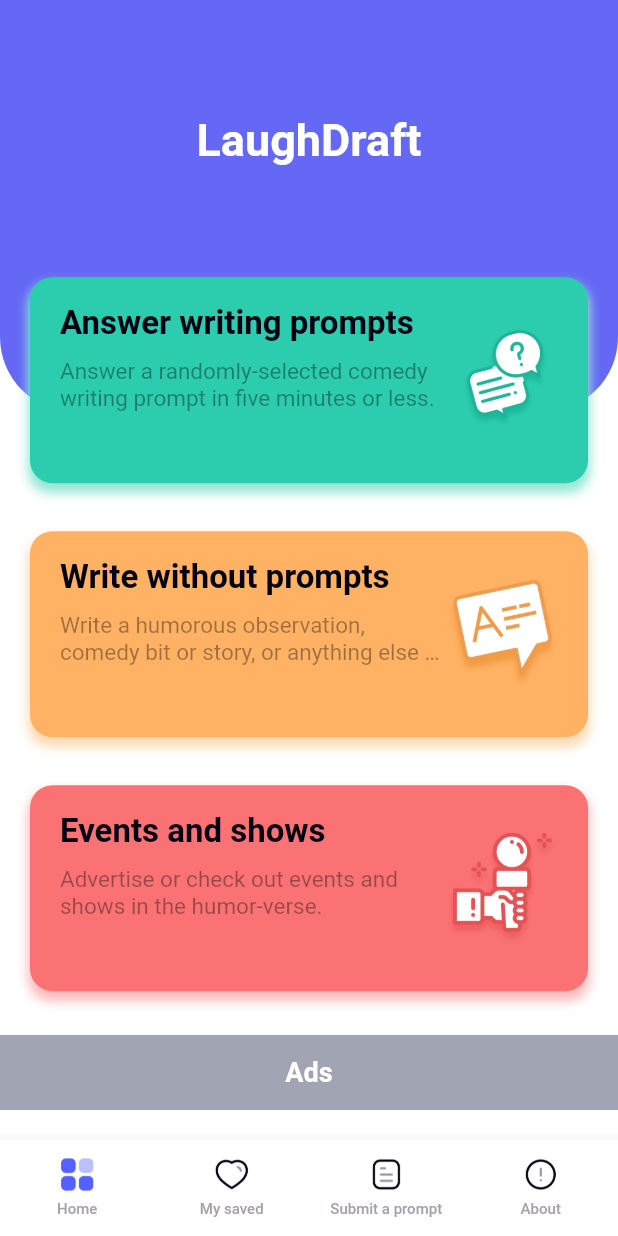
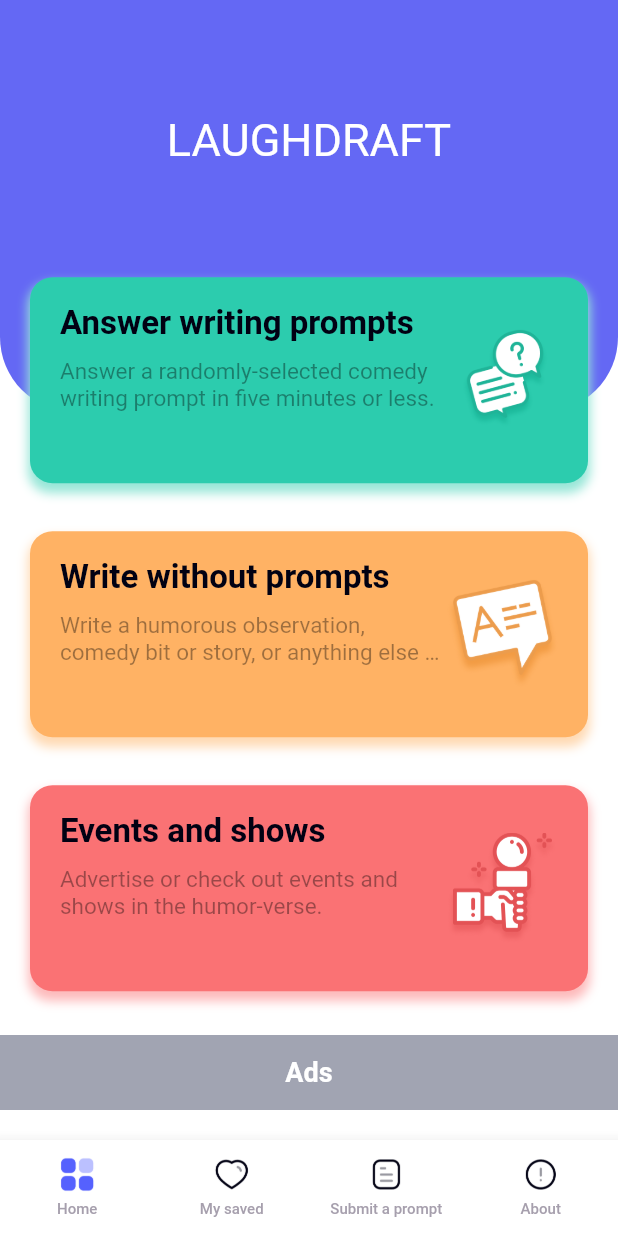
Before and after one commit to himanshu447/comedyApp, a Flutter app: the screen it shows after launch, on a phone screen of 412 x 824 dp. Run offline on Flutter 3.47's test engine with Material 2 defaults, Android fonts, the phone set to English and light mode, and no system bars; our stand-ins replace bloc, cached_network_image, equatable, flutter_bloc, get_it, share; missing offline and left inert: simple_gesture_detector; Roboto replaces fonts that are missing (SF Pro Display).

Commit message:
change font

```diff
--- a/lib/feacture/home/presentation/widget/home_answer_writing_prompt_card.dart
+++ b/lib/feacture/home/presentation/widget/home_answer_writing_prompt_card.dart
@@ -2,6 +2,7 @@ import 'package:comedy/utils/color_util.dart';
 import 'package:comedy/utils/component/text_component.dart';
 import 'package:comedy/utils/icons_utils.dart';
 import 'package:comedy/utils/string_util.dart';
+import 'package:comedy/utils/style_util.dart';
 import 'package:flutter/material.dart';
 
 class HomeAnswerWritingPromptCardWidget extends StatelessWidget {
@@ -41,9 +42,7 @@ class HomeAnswerWritingPromptCardWidget extends StatelessWidget {
                 children: [
                   TextComponent(
                     title: AppString.answer_writing_prompts,
-                    fontSize: 22,
-                    fontWeight: FontWeight.w600,
-                    color: AppColor.black,
+                    textStyle: StyleUtil.levelOfCompletenessTextStyle,
                     margin: EdgeInsets.symmetric(vertical: 10),
                   ),
                   Expanded(
--- a/lib/feacture/home/presentation/widget/home_event_card_widget.dart
+++ b/lib/feacture/home/presentation/widget/home_event_card_widget.dart
@@ -2,6 +2,7 @@ import 'package:comedy/utils/color_util.dart';
 import 'package:comedy/utils/component/text_component.dart';
 import 'package:comedy/utils/icons_utils.dart';
 import 'package:comedy/utils/string_util.dart';
+import 'package:comedy/utils/style_util.dart';
 import 'package:flutter/material.dart';
 
 class HomeEventCardWidget extends StatelessWidget {
@@ -43,9 +44,7 @@ class HomeEventCardWidget extends StatelessWidget {
                 children: [
                   TextComponent(
                     title: AppString.event_and_shows,
-                    fontSize: 22,
-                    fontWeight: FontWeight.w600,
-                    color: AppColor.black,
+                    textStyle: StyleUtil.levelOfCompletenessTextStyle,
                     margin: EdgeInsets.symmetric(vertical: 10),
                   ),
                   Expanded(
--- a/lib/feacture/home/presentation/widget/home_write_without_prompt_card_widget.dart
+++ b/lib/feacture/home/presentation/widget/home_write_without_prompt_card_widget.dart
@@ -2,6 +2,7 @@ import 'package:comedy/utils/color_util.dart';
 import 'package:comedy/utils/component/text_component.dart';
 import 'package:comedy/utils/icons_utils.dart';
 import 'package:comedy/utils/string_util.dart';
+import 'package:comedy/utils/style_util.dart';
 import 'package:flutter/material.dart';
 
 class HomeWriteWithoutPromptCardWidget extends StatelessWidget {
@@ -43,9 +44,7 @@ class HomeWriteWithoutPromptCardWidget extends StatelessWidget {
                 children: [
                   TextComponent(
                     title: AppString.write_without_prompts,
-                    fontSize: 22,
-                    fontWeight: FontWeight.w600,
-                    color: AppColor.black,
+                    textStyle: StyleUtil.levelOfCompletenessTextStyle,
                     margin: EdgeInsets.symmetric(vertical: 10),
                   ),
                   Expanded(
--- a/lib/feacture/my_saved/presentation/page/my_saved.dart
+++ b/lib/feacture/my_saved/presentation/page/my_saved.dart
@@ -10,6 +10,7 @@ import 'package:comedy/utils/component/tag_select_check_list.dart';
 import 'package:comedy/utils/component/text_component.dart';
 import 'package:comedy/utils/icons_utils.dart';
 import 'package:comedy/utils/string_util.dart';
+import 'package:comedy/utils/style_util.dart';
 import 'package:flutter/cupertino.dart';
 import 'package:flutter/material.dart';
 
@@ -111,10 +112,8 @@ class _MySavedViewState extends State<MySavedView> {
             children: [
               TextComponent(
                 title: AppString.laugh_draft,
-                fontSize: 30,
-                fontWeight: FontWeight.w600,
-                color: AppColor.white,
                 textAlign: TextAlign.center,
+                textStyle: StyleUtil.topAppBarTextStyle,
               ),
               Container(
                 margin: EdgeInsets.symmetric(horizontal: 20).copyWith(top: 20),
--- a/lib/share/widget/top_app_bar_widget.dart
+++ b/lib/share/widget/top_app_bar_widget.dart
@@ -1,5 +1,6 @@
 import 'package:comedy/utils/color_util.dart';
 import 'package:comedy/utils/component/text_component.dart';
+import 'package:comedy/utils/style_util.dart';
 import 'package:flutter/cupertino.dart';
 import 'package:flutter/material.dart';
 
@@ -34,10 +35,7 @@ class TopAppBarWidget extends StatelessWidget {
         children: [
           TextComponent(
             title: title,
-            fontSize: 30,
-            fontWeight: FontWeight.w600,
-            color: AppColor.white,
-            textAlign: TextAlign.center,
+            textStyle: StyleUtil.topAppBarTextStyle,
           ),
           subTitle,
         ],
--- a/lib/utils/string_util.dart
+++ b/lib/utils/string_util.dart
@@ -24,7 +24,7 @@ class AppString {
   static const String about = 'About';
 
   ///Home screen
-  static const String laugh_draft = 'LaughDraft';
+  static const String laugh_draft = 'LAUGHDRAFT';
   static const String answer_writing_prompts = 'Answer writing prompts';
   static const String answer_writing_prompts_desc =
       'Answer a randomly-selected comedy writing prompt in five minutes or less.';
--- a/lib/utils/style_util.dart
+++ b/lib/utils/style_util.dart
@@ -76,4 +76,12 @@ class StyleUtil {
     fontFamily: 'SF Pro Display',
     color: AppColor.white,
   );
+
+  static TextStyle topAppBarTextStyle = const TextStyle(
+    fontSize: 30,
+    fontWeight: FontWeight.w400,
+    fontFamily: 'SF Pro Display',
+    color: AppColor.white,
+  );
+
 }
--- a/pubspec.yaml
+++ b/pubspec.yaml
@@ -93,10 +93,13 @@ flutter:
     - family: SF-Pro-Display
       fonts:
         - asset: assets/fonts/SF-Pro-Display-Bold.otf
+          weight: 900
         - asset: assets/fonts/SF-Pro-Display-Medium.otf
+          weight: 600
         - asset: assets/fonts/SF-Pro-Display-Regular.otf
+          weight: 500
         - asset: assets/fonts/SF-Pro-Display-Semibold.otf
-
+          weight: 800
   #         style: italic
   #   - family: Trajan Pro
   #     fonts:
```
